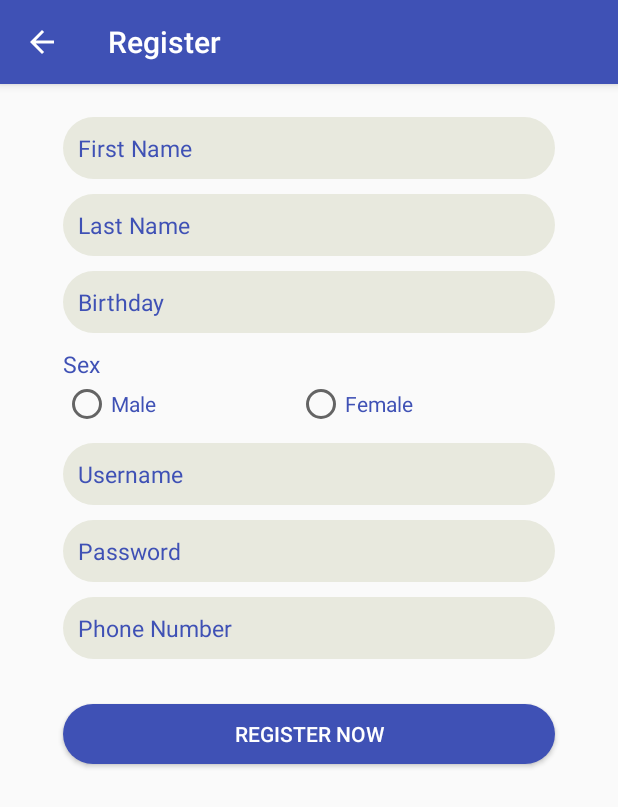
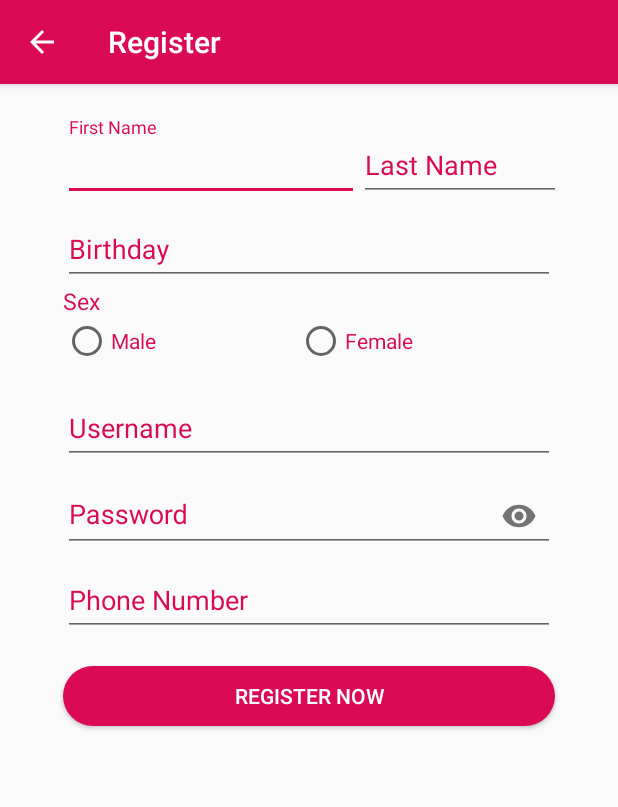
Before and after one commit to myoganugraha/forGITS, an Android app: the screen it shows after launch (Register), after a tap on "Register Here", on a phone screen of 412 x 824 dp. Shown: the top 807 px of the screen. Run offline under Robolectric (Android 15) with nearby library versions, the phone set to English and light mode, and no system bars.

Commit message:
revisi tampilan, pake TextInputLayout Main activity masih error

```diff
--- a/app/build.gradle
+++ b/app/build.gradle
@@ -26,6 +26,7 @@ dependencies {
     implementation 'com.squareup.retrofit2:retrofit:2.0.2'
     implementation 'com.squareup.retrofit2:converter-gson:2.0.2'
     implementation 'com.squareup.picasso:picasso:2.5.2'
+    implementation 'com.android.support:design:26.1.0'
     testImplementation 'junit:junit:4.12'
     androidTestImplementation 'com.android.support.test:runner:1.0.1'
     androidTestImplementation 'com.android.support.test.espresso:espresso-core:3.0.1'
--- a/app/src/main/java/itk/myoganugraha/soalgits/Login.java
+++ b/app/src/main/java/itk/myoganugraha/soalgits/Login.java
@@ -8,7 +8,7 @@ import android.widget.Button;
 
 public class Login extends AppCompatActivity {
 
-    private Button btnLinkRegist;
+    private Button btnLinkRegist, btnLogin;
 
     @Override
     protected void onCreate(Bundle savedInstanceState) {
@@ -23,5 +23,14 @@ public class Login extends AppCompatActivity {
                 startActivity(toRegisterAct);
             }
         });
+
+        btnLogin = (Button) findViewById(R.id.btnLogin);
+        btnLogin.setOnClickListener(new View.OnClickListener() {
+            @Override
+            public void onClick(View view) {
+                Intent toMainAct = new Intent(getApplicationContext(), MainActivity.class);
+                startActivity(toMainAct);
+            }
+        });
     }
 }
--- a/app/src/main/java/itk/myoganugraha/soalgits/Register.java
+++ b/app/src/main/java/itk/myoganugraha/soalgits/Register.java
@@ -27,7 +27,7 @@ public class Register extends AppCompatActivity {
         setContentView(R.layout.activity_register);
 
 
-        bday = (EditText) findViewById(R.id.bdayTxt);
+        bday = (EditText) findViewById(R.id.bday);
 
 
 
--- a/app/src/main/res/layout/activity_register.xml
+++ b/app/src/main/res/layout/activity_register.xml
@@ -6,7 +6,7 @@
     android:gravity="center"
     android:orientation="vertical"
     android:padding="10dp"
-    android:id="@+id/linearLayout"
+    android:id="@+id/linearLayoutRegister"
     android:fitsSystemWindows="true">
 
     <LinearLayout
@@ -15,58 +15,68 @@
         android:layout_width="match_parent"
         android:layout_height="match_parent">
 
+        <LinearLayout
+            android:orientation="horizontal"
+            android:layout_width="fill_parent"
+            android:layout_height="wrap_content"
+            android:layout_marginLeft="20dp"
+            android:layout_marginRight="20dp"
+            android:weightSum="5">
+
+            <android.support.design.widget.TextInputLayout
+                android:id="@+id/fNameWrapper"
+                android:layout_width="match_parent"
+                android:layout_height="wrap_content"
+                android:textColorHint="@color/colorPrimary"
+                android:layout_weight="2">
+
+                <EditText
+                    android:id="@+id/firstName"
+                    android:layout_width="match_parent"
+                    android:layout_height="wrap_content"
+                    android:inputType="textPersonName"
+                    android:hint="First Name"/>
+
+            </android.support.design.widget.TextInputLayout>
+
+            <android.support.design.widget.TextInputLayout
+                android:id="@+id/lNameWrapper"
+                android:layout_width="match_parent"
+                android:layout_height="wrap_content"
+                android:textColorHint="@color/colorPrimary"
+                android:weightSum="3">
+
+                <EditText
+                    android:id="@+id/lastName"
+                    android:layout_width="match_parent"
+                    android:layout_height="wrap_content"
+                    android:hint="Last Name"
+                    android:inputType="textPersonName" />
+
+            </android.support.design.widget.TextInputLayout>
+        </LinearLayout>
 
 
-        <EditText
-            android:id="@+id/fistnameTxt"
+
+
+
+        <android.support.design.widget.TextInputLayout
+            android:id="@+id/bdayWrapper"
             android:layout_width="match_parent"
             android:layout_height="wrap_content"
-            android:layout_marginBottom="10dp"
             android:layout_marginLeft="20dp"
             android:layout_marginRight="20dp"
-            android:background="@drawable/rounded_edittext"
-            android:backgroundTint="@color/grey"
-            android:hint="First Name"
-            android:inputType="textPersonName"
-            android:padding="10dp"
-            android:singleLine="true"
-            android:textColor="@color/colorPrimary"
-            android:textColorHint="@color/colorPrimary"
-            android:textSize="15dp" />
+            android:textColorHint="@color/colorPrimary">
 
             <EditText
-            android:id="@+id/lastnameTxt"
+                android:id="@+id/bday"
                 android:layout_width="match_parent"
                 android:layout_height="wrap_content"
-            android:layout_marginBottom="10dp"
-            android:layout_marginLeft="20dp"
-            android:layout_marginRight="20dp"
-            android:background="@drawable/rounded_edittext"
-            android:backgroundTint="@color/grey"
-            android:hint="Last Name"
                 android:inputType="textPersonName"
-            android:padding="10dp"
-            android:singleLine="true"
-            android:textColor="@color/colorPrimary"
-            android:textColorHint="@color/colorPrimary"
-            android:textSize="15dp" />
+                android:hint="Birthday"
+                android:focusable="false"/>
 
-        <EditText
-            android:id="@+id/bdayTxt"
-            android:layout_width="match_parent"
-            android:layout_height="wrap_content"
-            android:layout_marginBottom="10dp"
-            android:layout_marginLeft="20dp"
-            android:layout_marginRight="20dp"
-            android:background="@drawable/rounded_edittext"
-            android:backgroundTint="@color/grey"
-            android:hint="Birthday"
-            android:padding="10dp"
-            android:textColor="@color/colorPrimary"
-            android:textColorHint="@color/colorPrimary"
-            android:textSize="15dp"
-            android:clickable="true"
-            android:focusable="false"/>
+        </android.support.design.widget.TextInputLayout>
 
         <TextView
             android:id="@+id/textView"
@@ -103,58 +113,57 @@
                 android:text="Female" />
         </RadioGroup>
 
-        <EditText
-            android:id="@+id/usernameTxt"
+        <android.support.design.widget.TextInputLayout
+            android:id="@+id/usernameRegWrapper"
             android:layout_width="match_parent"
             android:layout_height="wrap_content"
-            android:layout_marginBottom="10dp"
             android:layout_marginLeft="20dp"
             android:layout_marginRight="20dp"
-            android:background="@drawable/rounded_edittext"
-            android:backgroundTint="@color/grey"
-            android:hint="Username"
-            android:inputType="text"
-            android:padding="10dp"
-            android:singleLine="true"
-            android:textColor="@color/colorPrimary"
-            android:textColorHint="@color/colorPrimary"
-            android:textSize="15dp" />
+            android:textColorHint="@color/colorPrimary">
 
             <EditText
-            android:id="@+id/passwordTxt"
+                android:id="@+id/usernameReg"
                 android:layout_width="match_parent"
                 android:layout_height="wrap_content"
-            android:layout_marginBottom="10dp"
+                android:inputType="textPersonName"
+                android:hint="Username"/>
+
+        </android.support.design.widget.TextInputLayout>
+
+        <android.support.design.widget.TextInputLayout
+            android:id="@+id/passwordRegWrapper"
+            android:layout_width="match_parent"
+            android:layout_height="wrap_content"
             android:layout_marginLeft="20dp"
             android:layout_marginRight="20dp"
-            android:background="@drawable/rounded_edittext"
-            android:backgroundTint="@color/grey"
-            android:hint="Password"
-            android:inputType="textPassword"
-            android:padding="10dp"
-            android:singleLine="true"
-            android:textColor="@color/colorPrimary"
             android:textColorHint="@color/colorPrimary"
-            android:textSize="15dp"
-            />
-
+            app:passwordToggleEnabled="true">
 
             <EditText
-            android:id="@+id/phoneNumberTxt"
+                android:id="@+id/passwordReg"
                 android:layout_width="match_parent"
                 android:layout_height="wrap_content"
-            android:layout_marginBottom="10dp"
+                android:inputType="textPassword"
+                android:hint="Password"/>
+
+        </android.support.design.widget.TextInputLayout>
+
+        <android.support.design.widget.TextInputLayout
+            android:id="@+id/phoneNumbWrapper"
+            android:layout_width="match_parent"
+            android:layout_height="wrap_content"
             android:layout_marginLeft="20dp"
             android:layout_marginRight="20dp"
-            android:background="@drawable/rounded_edittext"
-            android:backgroundTint="@color/grey"
-            android:hint="Phone Number"
+            android:textColorHint="@color/colorPrimary">
+
+            <EditText
+                android:id="@+id/phoneNumber"
+                android:layout_width="match_parent"
+                android:layout_height="wrap_content"
                 android:inputType="phone"
-            android:padding="10dp"
-            android:singleLine="true"
-            android:textColor="@color/colorPrimary"
-            android:textColorHint="@color/colorPrimary"
-            android:textSize="15dp" />
+                android:hint="Phone Number"/>
+
+        </android.support.design.widget.TextInputLayout>
 
         <Button
             android:id="@+id/btnRegister"
--- a/app/src/main/res/values/colors.xml
+++ b/app/src/main/res/values/colors.xml
@@ -1,8 +1,8 @@
 <?xml version="1.0" encoding="utf-8"?>
 <resources>
-    <color name="colorPrimary">#3F51B5</color>
-    <color name="colorPrimaryDark">#303F9F</color>
-    <color name="colorAccent">#FF4081</color>
+    <color name="colorPrimary">#da0b54</color>
+    <color name="colorPrimaryDark">#da0b54</color>
+    <color name="colorAccent">#da0b54</color>
 
     <color name="transparent">#003498db</color>
     <color name="grey">#e8e9de</color>
```
Also changed, not shown: app/src/main/AndroidManifest.xml (+5 -4 lines), app/src/main/res/layout/activity__login.xml (+29 -30 lines), app/src/main/res/layout/activity_main.xml (+15 -14 lines). Lines whose indentation alone changed are shown as unchanged.
